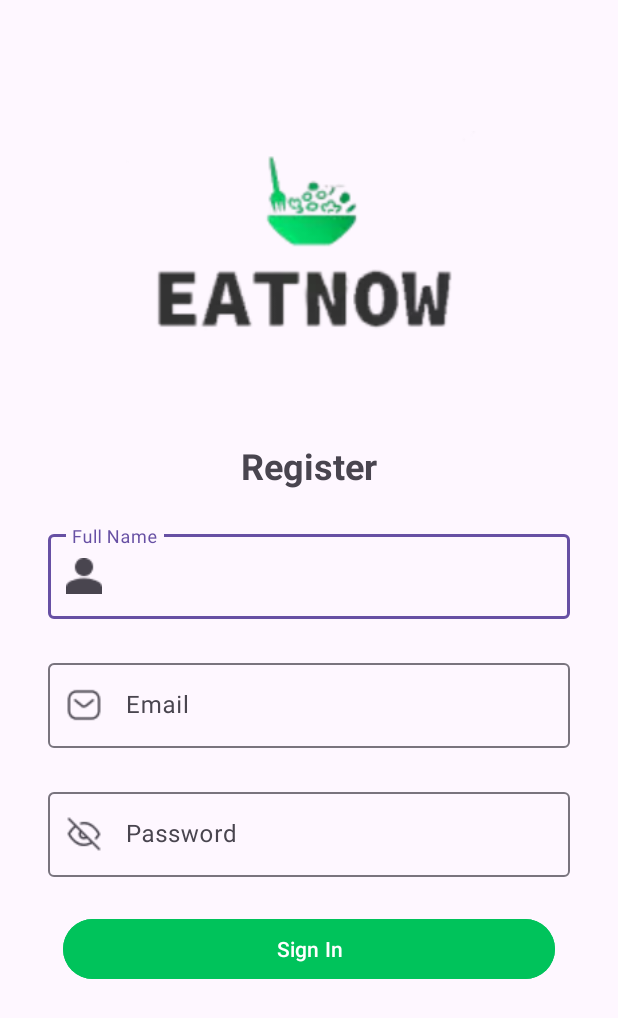
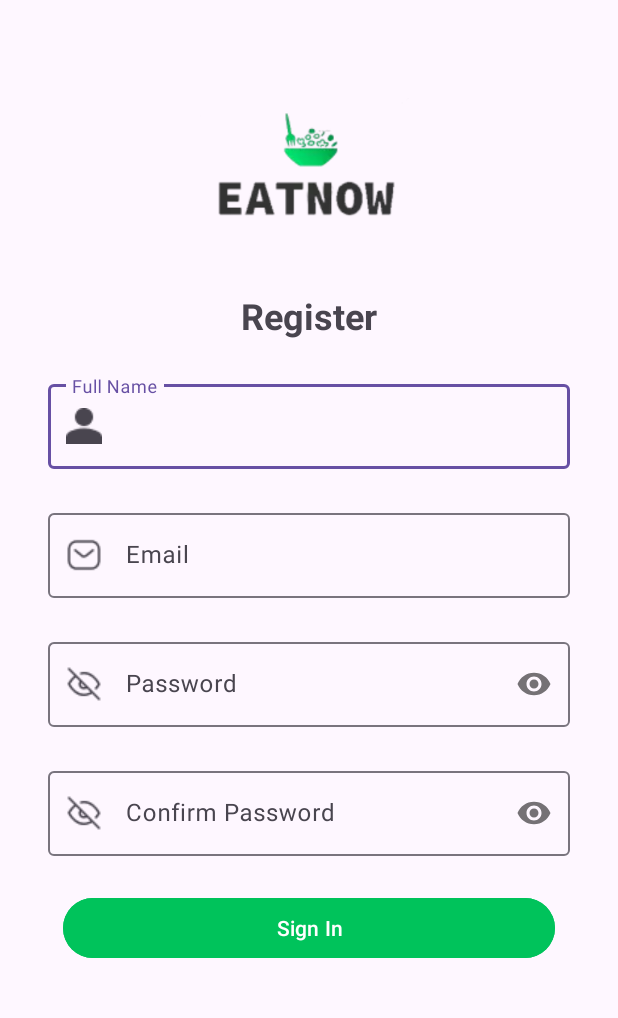
Before and after one commit to morai8/EatNowCapstone, an Android app: the RegisterActivity screen opened directly, with no data from a screen before it, on a phone screen of 412 x 824 dp. Shown: the top 1018 px of the screen. Run offline under Robolectric (Android 15) with nearby library versions, the light colour scheme and no system bars.

Commit message:
front end register

```diff
--- a/Mobile Development/app/build.gradle
+++ b/Mobile Development/app/build.gradle
@@ -48,4 +48,9 @@ dependencies {
     testImplementation 'junit:junit:4.13.2'
     androidTestImplementation 'androidx.test.ext:junit:1.1.5'
     androidTestImplementation 'androidx.test.espresso:espresso-core:3.5.1'
+
+    implementation 'com.github.bumptech.glide:glide:4.15.0'
+    implementation 'com.squareup.retrofit2:retrofit:2.9.0'
+    implementation "com.squareup.retrofit2:converter-gson:2.9.0"
+    implementation "com.squareup.okhttp3:logging-interceptor:4.10.0"
 }
--- a/Mobile Development/app/src/main/AndroidManifest.xml
+++ b/Mobile Development/app/src/main/AndroidManifest.xml
@@ -1,7 +1,7 @@
 <?xml version="1.0" encoding="utf-8"?>
 <manifest xmlns:android="http://schemas.android.com/apk/res/android"
     xmlns:tools="http://schemas.android.com/tools">
-
+    <uses-permission android:name="android.permission.INTERNET" />
     <application
         android:allowBackup="true"
         android:dataExtractionRules="@xml/data_extraction_rules"
--- a/Mobile Development/app/src/main/java/com/dicoding/picodiploma/eatnowcapstone/RegisterActivity.kt
+++ b/Mobile Development/app/src/main/java/com/dicoding/picodiploma/eatnowcapstone/RegisterActivity.kt
@@ -1,11 +1,46 @@
 package com.dicoding.picodiploma.eatnowcapstone
 
+import android.content.Intent
 import androidx.appcompat.app.AppCompatActivity
 import android.os.Bundle
+import android.widget.Toast
+import androidx.lifecycle.ViewModelProvider
+import com.dicoding.picodiploma.eatnowcapstone.databinding.ActivityRegisterBinding
 
 class RegisterActivity : AppCompatActivity() {
+    private lateinit var viewModel: RegisterViewModel
+    private lateinit var binding: ActivityRegisterBinding
+
     override fun onCreate(savedInstanceState: Bundle?) {
         super.onCreate(savedInstanceState)
-        setContentView(R.layout.activity_register)
+        binding = ActivityRegisterBinding.inflate(layoutInflater)
+        setContentView(binding.root)
+
+        viewModel = ViewModelProvider(this)[RegisterViewModel::class.java]
+
+        binding.buttonRegister.setOnClickListener {
+            val name = binding.nameInputField.text.toString()
+            val email = binding.emailField.text.toString()
+            val password = binding.passwordField.text.toString()
+            val confirmPassword = binding.confPasswordField.text.toString()
+
+            viewModel.registerCek(name, email, password, confirmPassword)
+            observeResponse()
+        }
+
+
+    }
+
+    private fun observeResponse() {
+        viewModel.registerResponse_.observe(this) { responseMessage ->
+            if (responseMessage.msg == "Register Success") {
+                val intentToLanding = Intent(this,LandingActivity::class.java)
+                startActivity(intentToLanding)
+                Toast.makeText(this,responseMessage.msg,Toast.LENGTH_SHORT).show()
+                finish()
+            } else{
+                    Toast.makeText(this,responseMessage.msg,Toast.LENGTH_SHORT).show()
+                }
+            }
     }
 }
--- /dev/null
+++ b/Mobile Development/app/src/main/java/com/dicoding/picodiploma/eatnowcapstone/RegisterViewModel.kt
@@ -0,0 +1,29 @@
+package com.dicoding.picodiploma.eatnowcapstone
+
+import android.util.Log
+import androidx.lifecycle.MutableLiveData
+import androidx.lifecycle.ViewModel
+import com.dicoding.picodiploma.eatnowcapstone.api.ApiConfig
+import com.dicoding.picodiploma.eatnowcapstone.api.RegisterResponse
+import retrofit2.Call
+import retrofit2.Callback
+import retrofit2.Response
+
+class RegisterViewModel:ViewModel() {
+    val registerResponse_ = MutableLiveData<RegisterResponse>()
+    fun registerCek(name : String,email : String,password : String, confPassword: String){
+        ApiConfig.getApi().registerAcc(name,email,password,confPassword)
+            .enqueue(object : Callback<RegisterResponse> {
+                override fun onResponse(
+                    call: Call<RegisterResponse>,
+                    response: Response<RegisterResponse>
+                ) {
+                    registerResponse_.postValue(response.body())
+                    Log.d("Berhasil ", "onResponse: ${response.body()}")
+                }
+                override fun onFailure(call: Call<RegisterResponse>, t: Throwable) {
+                    Log.d("Gagal", "onFailure: ${t.message}")
+                }
+            })
+    }
+}
--- a/Mobile Development/app/src/main/res/layout/activity_register.xml
+++ b/Mobile Development/app/src/main/res/layout/activity_register.xml
@@ -7,8 +7,8 @@
     tools:context=".RegisterActivity">
     <ImageView
         android:id="@+id/iv_logo"
-        android:layout_width="250dp"
-        android:layout_height="250dp"
+        android:layout_width="150dp"
+        android:layout_height="150dp"
         android:src="@drawable/logo"
         android:layout_marginTop="32dp"
         app:layout_constraintEnd_toEndOf="parent"
@@ -29,8 +29,8 @@
     <com.google.android.material.textfield.TextInputLayout
         android:id="@+id/NameLayout"
         android:layout_width="0dp"
+        android:layout_height="wrap_content"
         android:hint="@string/full_name"
-        android:layout_height="wrap_content"
         android:layout_marginStart="32dp"
         android:layout_marginEnd="32dp"
         android:layout_marginTop="24dp"
@@ -40,6 +40,7 @@
         app:startIconDrawable="@drawable/person_white">
         <com.google.android.material.textfield.TextInputEditText
             android:id="@+id/nameInputField"
+            android:maxLines="1"
             android:layout_width="match_parent"
             android:layout_height="wrap_content"/>
     </com.google.android.material.textfield.TextInputLayout>
@@ -57,6 +58,7 @@
         app:startIconDrawable="@drawable/message">
         <com.google.android.material.textfield.TextInputEditText
             android:id="@+id/emailField"
+            android:maxLines="1"
             android:layout_width="match_parent"
             android:layout_height="wrap_content"/>
     </com.google.android.material.textfield.TextInputLayout>
@@ -64,6 +66,7 @@
         android:id="@+id/passwordLayout"
         android:hint="@string/password"
         android:layout_width="0dp"
+        app:passwordToggleEnabled="true"
         android:layout_height="wrap_content"
         android:layout_marginStart="32dp"
         android:layout_marginEnd="32dp"
@@ -74,11 +77,33 @@
         app:startIconDrawable="@drawable/eye">
         <com.google.android.material.textfield.TextInputEditText
             android:id="@+id/passwordField"
+            android:inputType="textPassword"
+            android:maxLines="1"
+            android:layout_width="match_parent"
+            android:layout_height="wrap_content"/>
+    </com.google.android.material.textfield.TextInputLayout>
+    <com.google.android.material.textfield.TextInputLayout
+        android:id="@+id/confPasswordLayout"
+        android:hint="@string/confPassword"
+        app:passwordToggleEnabled="true"
+        android:layout_width="match_parent"
+        android:layout_height="wrap_content"
+        android:layout_marginStart="32dp"
+        android:layout_marginEnd="32dp"
+        android:layout_marginTop="24dp"
+        app:layout_constraintEnd_toEndOf="parent"
+        app:layout_constraintStart_toStartOf="parent"
+        app:layout_constraintTop_toBottomOf="@+id/passwordLayout"
+        app:startIconDrawable="@drawable/eye">
+        <com.google.android.material.textfield.TextInputEditText
+            android:id="@+id/confPasswordField"
+            android:inputType="textPassword"
+            android:maxLines="1"
             android:layout_width="match_parent"
             android:layout_height="wrap_content"/>
     </com.google.android.material.textfield.TextInputLayout>
     <Button
-        android:id="@+id/buttonSignIn"
+        android:id="@+id/buttonRegister"
         android:layout_width="328dp"
         android:layout_height="48dp"
         android:backgroundTint="@color/light_green"
@@ -86,7 +111,7 @@
         android:textColor="@color/white"
         app:layout_constraintEnd_toEndOf="parent"
         app:layout_constraintStart_toStartOf="parent"
-        app:layout_constraintTop_toBottomOf="@+id/passwordLayout"
+        app:layout_constraintTop_toBottomOf="@+id/confPasswordLayout"
         android:layout_marginTop="24dp"/>
 
 
--- a/Mobile Development/app/src/main/res/layout/activity_sign_in.xml
+++ b/Mobile Development/app/src/main/res/layout/activity_sign_in.xml
@@ -42,6 +42,7 @@
         app:startIconDrawable="@drawable/message">
         <com.google.android.material.textfield.TextInputEditText
             android:id="@+id/emailInputField"
+            android:maxLength="1"
             android:layout_width="match_parent"
             android:layout_height="wrap_content"/>
     </com.google.android.material.textfield.TextInputLayout>
@@ -50,6 +51,7 @@
         android:id="@+id/passwordLayout"
         android:hint="@string/password"
         android:layout_width="0dp"
+        app:passwordToggleEnabled="true"
         android:layout_height="wrap_content"
         android:layout_marginStart="32dp"
         android:layout_marginEnd="32dp"
@@ -62,6 +64,7 @@
 
         <com.google.android.material.textfield.TextInputEditText
             android:id="@+id/passwordInputField"
+            android:maxLength="1"
             android:layout_width="match_parent"
             android:layout_height="wrap_content" />
     </com.google.android.material.textfield.TextInputLayout>
--- a/Mobile Development/app/src/main/res/values/strings.xml
+++ b/Mobile Development/app/src/main/res/values/strings.xml
@@ -32,4 +32,5 @@
     <string name="current">Current Password</string>
     <string name="new_password">New Password</string>
     <string name="reEnter">Re-Enter New Password</string>
+    <string name="confPassword">Confirm Password</string>
 </resources>
```
Also changed, not shown: Mobile Development/app/src/main/java/com/dicoding/picodiploma/eatnowcapstone/api/ApiConfig.kt (added, +38 -0 lines), Mobile Development/app/src/main/java/com/dicoding/picodiploma/eatnowcapstone/api/ApiService.kt (added, +17 -0 lines), Mobile Development/app/src/main/java/com/dicoding/picodiploma/eatnowcapstone/api/RegisterResponse.kt (added, +8 -0 lines).
